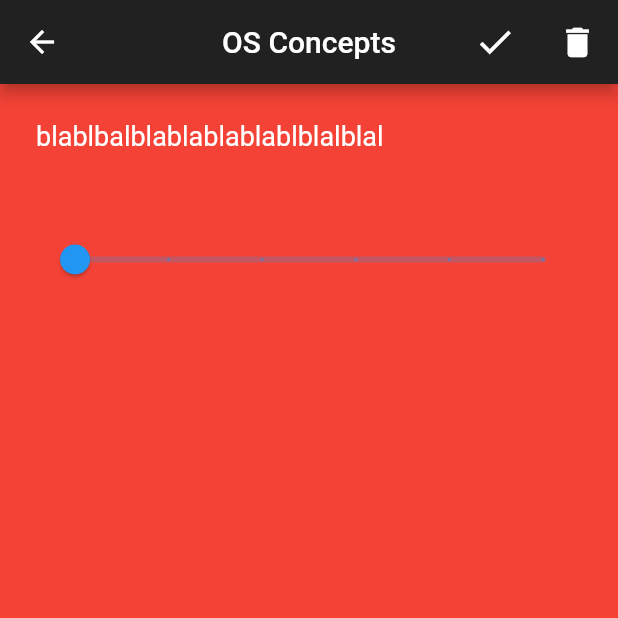
After one commit to victorhmacfer/retrieval_practice, a Flutter app: the DeckInfoScreen screen opened directly, after a tap on "6d", on a phone screen of 412 x 824 dp, the top half of it. The commit adds this screen. Run offline on Flutter 3.47's test engine with Material 2 defaults, Android fonts, the phone set to English and light mode, and no system bars.

Commit message:
sketch of screen for answering a question

```diff
--- a/lib/custom_widgets/subject_tile.dart
+++ b/lib/custom_widgets/subject_tile.dart
@@ -1,14 +1,20 @@
-
-
 
 import 'package:flutter/material.dart';
+import 'package:retrieval_practice/screens/answer_question_screen.dart';
 
 
 //TODO: should use actual data
 class SubjectTile extends StatelessWidget {
   @override
   Widget build(BuildContext context) {
-    return Container(
+    return GestureDetector(
+      onTap: () {
+        Navigator.push(
+          context,
+          MaterialPageRoute(builder: (context) => AnswerQuestionScreen()),
+        );
+      },
+          child: Container(
         height: 80,
         color: Colors.black,
         padding: EdgeInsets.all(8),
@@ -35,6 +41,7 @@ class SubjectTile extends StatelessWidget {
           ],
         ),
 
+      ),
     );
   }
 }
--- /dev/null
+++ b/lib/screens/answer_question_screen.dart
@@ -0,0 +1,100 @@
+import 'package:flutter/material.dart';
+
+//TODO: use actual data
+class AnswerQuestionScreen extends StatefulWidget {
+  @override
+  _AnswerQuestionScreenState createState() => _AnswerQuestionScreenState();
+}
+
+class _AnswerQuestionScreenState extends State<AnswerQuestionScreen> {
+
+
+  double _answerGrade = 0;
+
+
+  @override
+  Widget build(BuildContext context) {
+    return Scaffold(
+      appBar: AppBar(
+        title: Text('OS Concepts'),
+        centerTitle: true,
+        actions: <Widget>[
+          IconButton(
+            padding: EdgeInsets.symmetric(horizontal: 16),
+            icon: Icon(
+              Icons.check,
+              size: 28,
+            ),
+            onPressed: () {
+              print('I pressed the delete question button.');
+            },
+          ),
+          IconButton(
+            padding: EdgeInsets.symmetric(horizontal: 16),
+            icon: Icon(
+              Icons.delete,
+              size: 26,
+            ),
+            onPressed: () {
+              print('I pressed the delete question button.');
+            },
+          ),
+        ],
+      ),
+      // body: Container(
+      //   color: Colors.red,
+      //   padding: EdgeInsets.only(top: 24, right: 24, left: 24, bottom: 56),
+      //   constraints: BoxConstraints.expand(),
+      //   child: TextField(
+      //     decoration: InputDecoration.collapsed(hintText: ''),
+      //     maxLines: null,
+      //     style: TextStyle(
+      //       fontSize: 18
+      //     ),
+      //   ),
+      // ),
+
+      body: Container(
+        color: Colors.red,
+        padding: EdgeInsets.all(24),
+        constraints: BoxConstraints.expand(),
+        child: SingleChildScrollView(
+          child: Container(
+            //color: Colors.blue,
+            height: 500,
+            child: Column(
+              children: <Widget>[
+                TextFormField(
+                  initialValue: 'blablbalblablablablablblalblal',
+                  decoration: InputDecoration.collapsed(hintText: ''),
+                  maxLines: null,
+                  style: TextStyle(fontSize: 18),
+                ),
+
+                SizedBox(height: 48,),
+
+
+                Slider(
+                  value: _answerGrade,
+                  onChanged: (newValue) {
+                    setState(() {
+                      _answerGrade = newValue;
+                    });
+                  },
+                  divisions: 5,
+                  min: 0,
+                  max: 5,
+                  label: '${_answerGrade.toInt()}',
+                )
+
+
+
+
+              ],
+            ),
+          ),
+        ),
+      ),
+    );
+  }
+}
```
Lines whose indentation alone changed are shown as unchanged.
